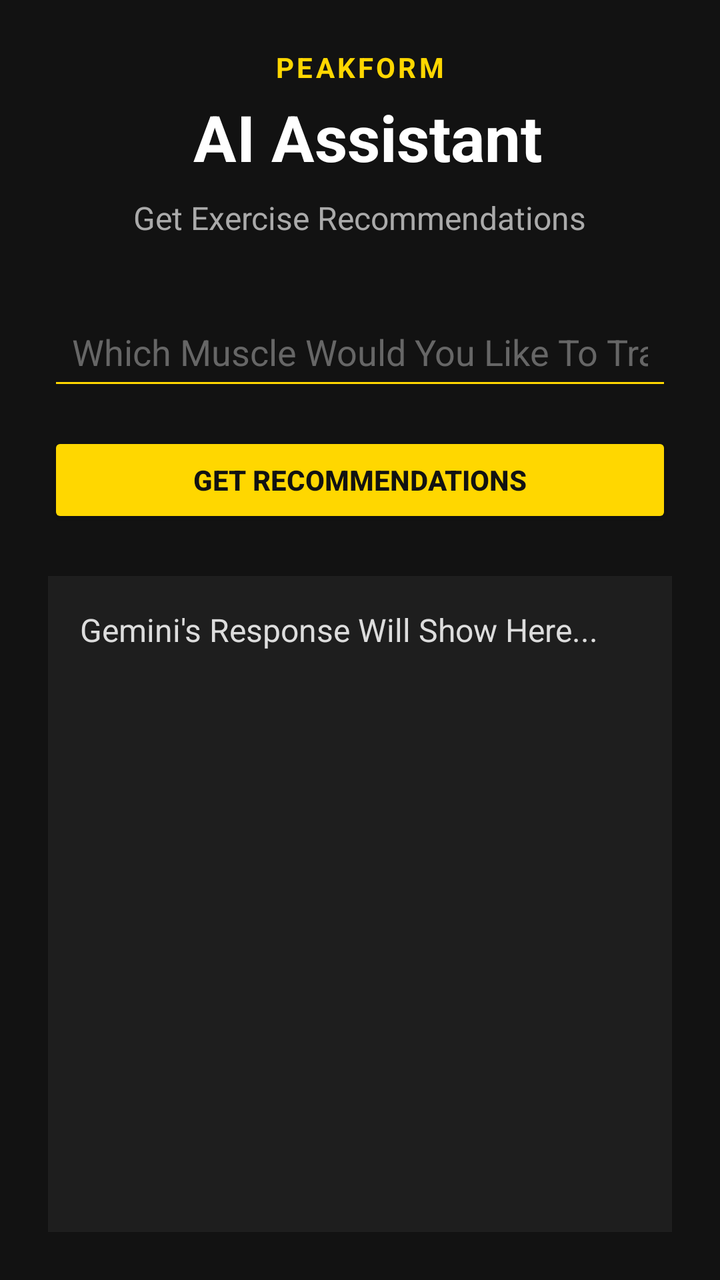
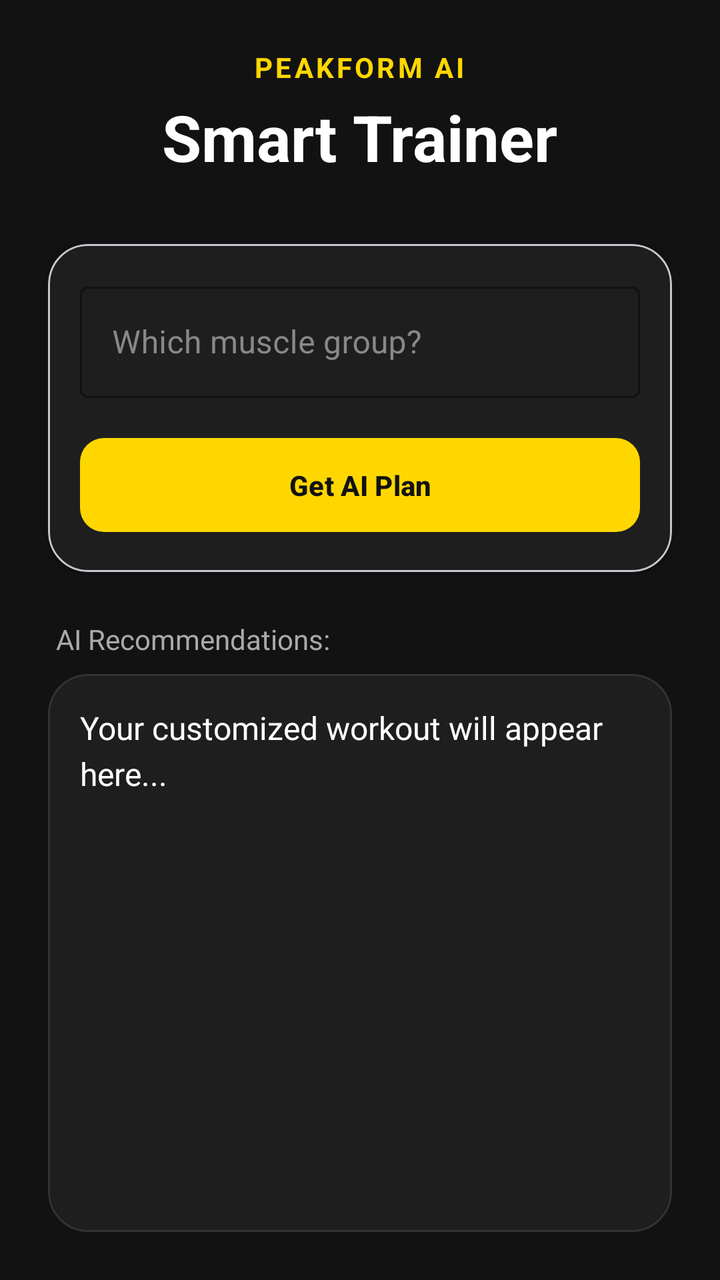

An Android layout rendered at two revisions. The XML below is the earlier revision; the diff shows what the commit changed to produce the second picture.
<!-- AndroidManifest.xml: application theme Theme.PeakFitA -->
<!-- res/layout/fragment_gemini.xml -->
<?xml version="1.0" encoding="utf-8"?>
<LinearLayout xmlns:android="http://schemas.android.com/apk/res/android"
    android:layout_width="match_parent"
    android:layout_height="match_parent"
    android:orientation="vertical"
    android:padding="24dp"
    android:background="#121212">

    <LinearLayout
        android:layout_width="match_parent"
        android:layout_height="wrap_content"
        android:orientation="vertical"
        android:gravity="center"
        android:layout_marginBottom="32dp">

        <TextView
            android:layout_width="wrap_content"
            android:layout_height="wrap_content"
            android:text="PEAKFORM"
            android:textColor="#FFD700"
            android:textSize="14sp"
            android:textStyle="bold"
            android:letterSpacing="0.1" />

        <TextView
            android:layout_width="wrap_content"
            android:layout_height="wrap_content"
            android:text=" AI Assistant"
            android:textColor="#FFFFFF"
            android:textSize="32sp"
            android:textStyle="bold"
            android:layout_marginTop="4dp" />

        <TextView
            android:layout_width="wrap_content"
            android:layout_height="wrap_content"
            android:text="Get Exercise Recommendations"
            android:textColor="#AAAAAA"
            android:textSize="16sp"
            android:layout_marginTop="8dp" />
    </LinearLayout>

    <EditText
        android:id="@+id/etMuscleGroup"
        android:layout_width="match_parent"
        android:layout_height="wrap_content"
        android:hint="Which Muscle Would You Like To Train?"
        android:textColorHint="#666666"
        android:textColor="#FFFFFF"
        android:inputType="text"
        android:backgroundTint="#FFD700"
        android:layout_marginBottom="16dp"
        android:padding="12dp"/>

    <Button
        android:id="@+id/btnAskGemini"
        android:layout_width="match_parent"
        android:layout_height="wrap_content"
        android:text="Get Recommendations"
        android:backgroundTint="#FFD700"
        android:textColor="#121212"
        android:textStyle="bold"
        android:layout_marginBottom="24dp"/>

    <ScrollView
        android:layout_width="match_parent"
        android:layout_height="0dp"
        android:layout_weight="1"
        android:background="#1E1E1E"
        android:padding="16dp">

        <TextView
            android:id="@+id/tvAiResponse"
            android:layout_width="match_parent"
            android:layout_height="wrap_content"
            android:text="Gemini's Response Will Show Here..."
            android:textColor="#DDDDDD"
            android:textSize="16sp"
            android:lineSpacingExtra="6sp"/>
    </ScrollView>

</LinearLayout>
<!-- resources referenced by this layout -->
<resources>
  <style name="Theme.PeakFitA" parent="Base.Theme.PeakFitA" />
  <style name="Base.Theme.PeakFitA" parent="Theme.Material3.DayNight.NoActionBar">
          
          
      </style>
</resources>

<!-- the commit's change to res/layout/fragment_gemini.xml (unified diff, before → after) -->
@@ -1,5 +1,6 @@
 <?xml version="1.0" encoding="utf-8"?>
 <LinearLayout xmlns:android="http://schemas.android.com/apk/res/android"
+    xmlns:app="http://schemas.android.com/apk/res-auto"
     android:layout_width="match_parent"
     android:layout_height="match_parent"
     android:orientation="vertical"
@@ -16,7 +17,7 @@
         <TextView
             android:layout_width="wrap_content"
             android:layout_height="wrap_content"
-            android:text="PEAKFORM"
+            android:text="PEAKFORM AI"
             android:textColor="#FFD700"
             android:textSize="14sp"
             android:textStyle="bold"
@@ -25,58 +26,89 @@
         <TextView
             android:layout_width="wrap_content"
             android:layout_height="wrap_content"
-            android:text=" AI Assistant"
+            android:text="Smart Trainer"
             android:textColor="#FFFFFF"
             android:textSize="32sp"
             android:textStyle="bold"
             android:layout_marginTop="4dp" />
-
-        <TextView
-            android:layout_width="wrap_content"
-            android:layout_height="wrap_content"
-            android:text="Get Exercise Recommendations"
-            android:textColor="#AAAAAA"
-            android:textSize="16sp"
-            android:layout_marginTop="8dp" />
     </LinearLayout>
 
-    <EditText
-        android:id="@+id/etMuscleGroup"
+    <com.google.android.material.card.MaterialCardView
         android:layout_width="match_parent"
         android:layout_height="wrap_content"
-        android:hint="Which Muscle Would You Like To Train?"
-        android:textColorHint="#666666"
-        android:textColor="#FFFFFF"
-        android:inputType="text"
-        android:backgroundTint="#FFD700"
-        android:layout_marginBottom="16dp"
-        android:padding="12dp"/>
+        app:cardBackgroundColor="#1E1E1E"
+        app:cardCornerRadius="20dp"
+        app:cardElevation="4dp"
+        android:layout_marginBottom="24dp">
 
-    <Button
-        android:id="@+id/btnAskGemini"
-        android:layout_width="match_parent"
+        <LinearLayout
+            android:layout_width="match_parent"
+            android:layout_height="wrap_content"
+            android:orientation="vertical"
+            android:padding="16dp">
+
+            <com.google.android.material.textfield.TextInputLayout
+                android:layout_width="match_parent"
+                android:layout_height="wrap_content"
+                android:hint="Which muscle group?"
+                app:hintTextColor="#FFD700"
+                android:textColorHint="#888888"
+                app:boxStrokeColor="#FFD700"
+                style="@style/Widget.MaterialComponents.TextInputLayout.OutlinedBox">
+
+                <com.google.android.material.textfield.TextInputEditText
+                    android:id="@+id/eTMuscle"
+                    android:layout_width="match_parent"
+                    android:layout_height="wrap_content"
+                    android:textColor="#FFFFFF"
+                    android:inputType="text" />
+            </com.google.android.material.textfield.TextInputLayout>
+
+            <com.google.android.material.button.MaterialButton
+                android:id="@+id/btnSendPrompt"
+                android:layout_width="match_parent"
+                android:layout_height="55dp"
+                android:layout_marginTop="16dp"
+                android:text="Get AI Plan"
+                android:textStyle="bold"
+                app:cornerRadius="12dp"
+                app:backgroundTint="#FFD700"
+                android:textColor="#121212" />
+        </LinearLayout>
+    </com.google.android.material.card.MaterialCardView>
+
+    <TextView
+        android:layout_width="wrap_content"
         android:layout_height="wrap_content"
-        android:text="Get Recommendations"
-        android:backgroundTint="#FFD700"
-        android:textColor="#121212"
-        android:textStyle="bold"
-        android:layout_marginBottom="24dp"/>
+        android:text="AI Recommendations:"
+        android:textColor="#AAAAAA"
+        android:textSize="14sp"
+        android:layout_marginBottom="8dp"
+        android:layout_marginStart="4dp"/>
 
-    <ScrollView
+    <com.google.android.material.card.MaterialCardView
         android:layout_width="match_parent"
         android:layout_height="0dp"
         android:layout_weight="1"
-        android:background="#1E1E1E"
-        android:padding="16dp">
+        app:cardBackgroundColor="#1E1E1E"
+        app:cardCornerRadius="20dp"
+        app:strokeColor="#333333"
+        app:strokeWidth="1dp">
 
-        <TextView
-            android:id="@+id/tvAiResponse"
+        <ScrollView
             android:layout_width="match_parent"
-            android:layout_height="wrap_content"
-            android:text="Gemini's Response Will Show Here..."
-            android:textColor="#DDDDDD"
-            android:textSize="16sp"
-            android:lineSpacingExtra="6sp"/>
-    </ScrollView>
+            android:layout_height="match_parent"
+            android:padding="16dp">
+
+            <TextView
+                android:id="@+id/tVResult"
+                android:layout_width="match_parent"
+                android:layout_height="wrap_content"
+                android:text="Your customized workout will appear here..."
+                android:textColor="#FFFFFF"
+                android:textSize="16sp"
+                android:lineSpacingExtra="4dp" />
+        </ScrollView>
+    </com.google.android.material.card.MaterialCardView>
 
 </LinearLayout>
